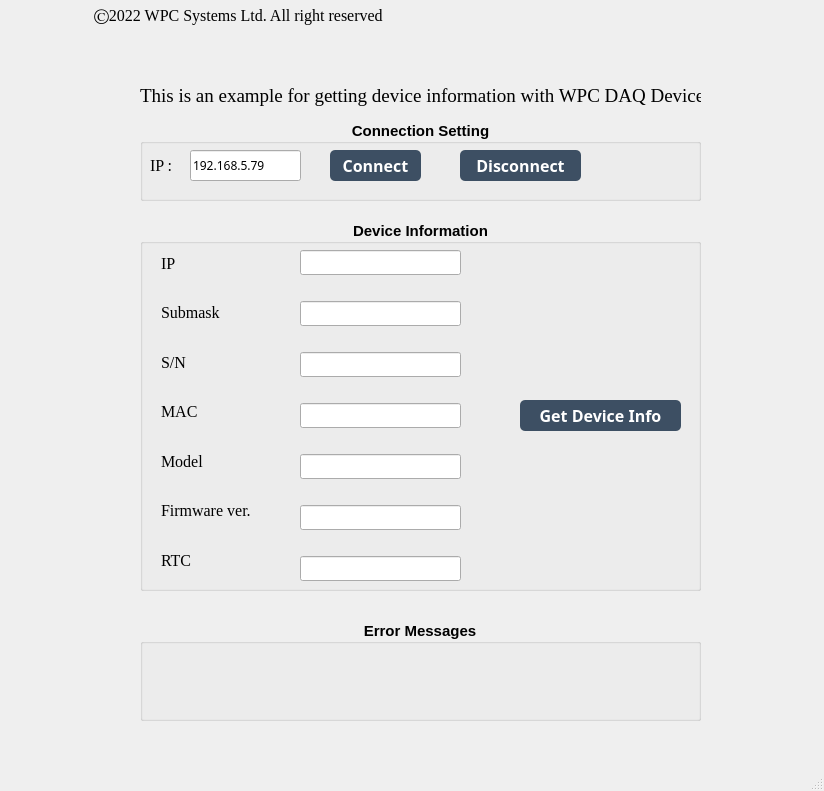
Before: the Qt Designer form Examples/GUI/System_Network/Example_get_device_info/UI_design/example_GUI_get_device_info.ui in WPC-Systems-Ltd/WPC_Python_driver_release, drawn with Qt 5.
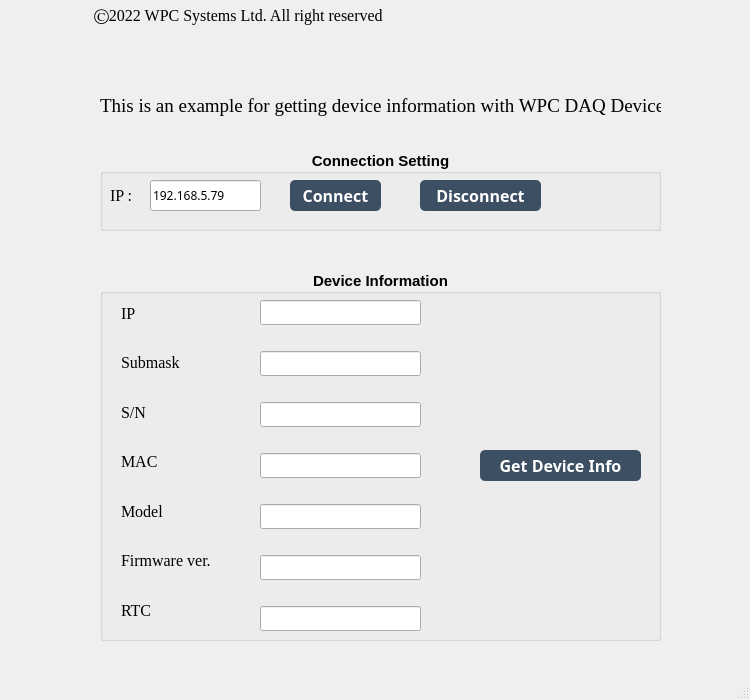
After: the same form once the commit is applied. Icons and pictures are not drawn.

Diff of the .ui file:
```diff
--- a/Examples/GUI/System_Network/Example_get_device_info/UI_design/example_GUI_get_device_info.ui
+++ b/Examples/GUI/System_Network/Example_get_device_info/UI_design/example_GUI_get_device_info.ui
@@ -6,10 +6,16 @@
    <rect>
     <x>0</x>
     <y>0</y>
-    <width>824</width>
-    <height>791</height>
+    <width>750</width>
+    <height>700</height>
    </rect>
   </property>
+  <property name="minimumSize">
+   <size>
+    <width>750</width>
+    <height>700</height>
+   </size>
+  </property>
   <property name="windowTitle">
    <string>Example - Get device information</string>
   </property>
@@ -55,8 +61,8 @@
    <widget class="QLabel" name="lb_declare">
     <property name="geometry">
      <rect>
-      <x>140</x>
-      <y>80</y>
+      <x>100</x>
+      <y>90</y>
       <width>561</width>
       <height>31</height>
      </rect>
@@ -74,8 +80,8 @@
    <widget class="QGroupBox" name="groupBox_connection">
     <property name="geometry">
      <rect>
-      <x>140</x>
-      <y>120</y>
+      <x>100</x>
+      <y>150</y>
       <width>561</width>
       <height>81</height>
      </rect>
@@ -230,8 +236,8 @@
    <widget class="QGroupBox" name="groupBox_driverInfo">
     <property name="geometry">
      <rect>
-      <x>140</x>
-      <y>220</y>
+      <x>100</x>
+      <y>270</y>
       <width>561</width>
       <height>371</height>
      </rect>
@@ -523,48 +529,6 @@
      </property>
     </widget>
    </widget>
-   <widget class="QGroupBox" name="groupBox_errormessage">
-    <property name="geometry">
-     <rect>
-      <x>140</x>
-      <y>620</y>
-      <width>561</width>
-      <height>101</height>
-     </rect>
-    </property>
-    <property name="font">
-     <font>
-      <pointsize>11</pointsize>
-      <weight>75</weight>
-      <bold>true</bold>
-     </font>
-    </property>
-    <property name="autoFillBackground">
-     <bool>true</bool>
-    </property>
-    <property name="title">
-     <string>Error Messages</string>
-    </property>
-    <property name="alignment">
-     <set>Qt::AlignCenter</set>
-    </property>
-    <property name="flat">
-     <bool>false</bool>
-    </property>
-    <widget class="QLabel" name="lb_err">
-     <property name="geometry">
-      <rect>
-       <x>10</x>
-       <y>30</y>
-       <width>561</width>
-       <height>41</height>
-      </rect>
-     </property>
-     <property name="text">
-      <string/>
-     </property>
-    </widget>
-   </widget>
   </widget>
   <widget class="QMenuBar" name="menubar">
    <property name="geometry">
```
Left out of the diff: 4 changed lines with no effect on the pictures.
